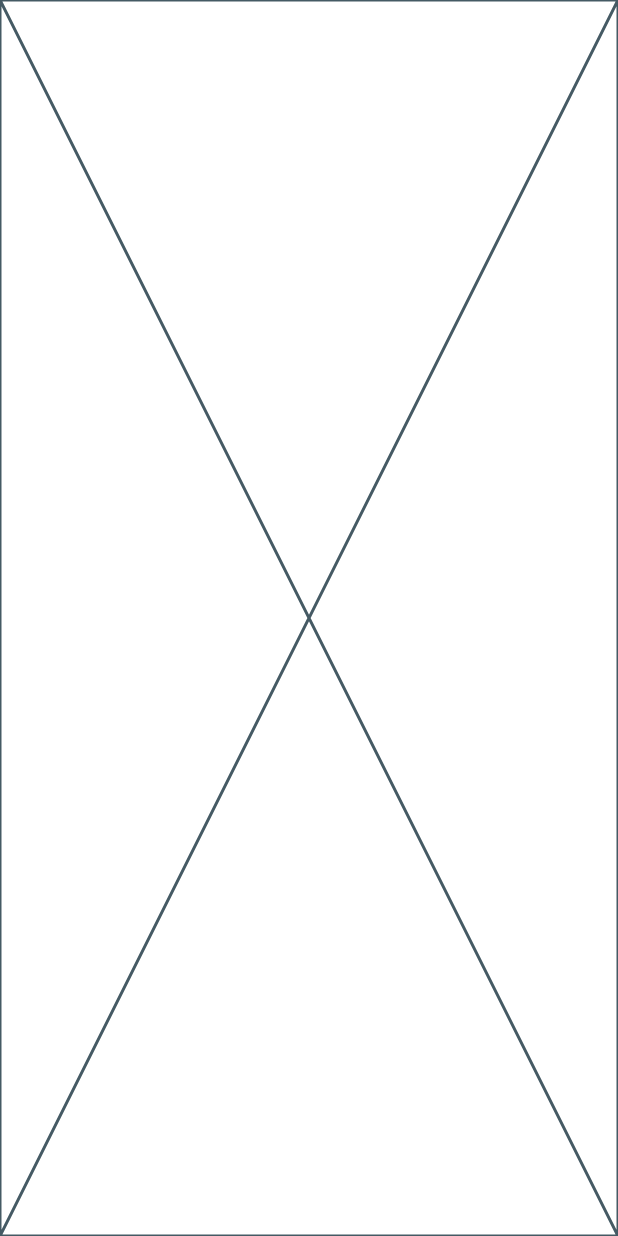
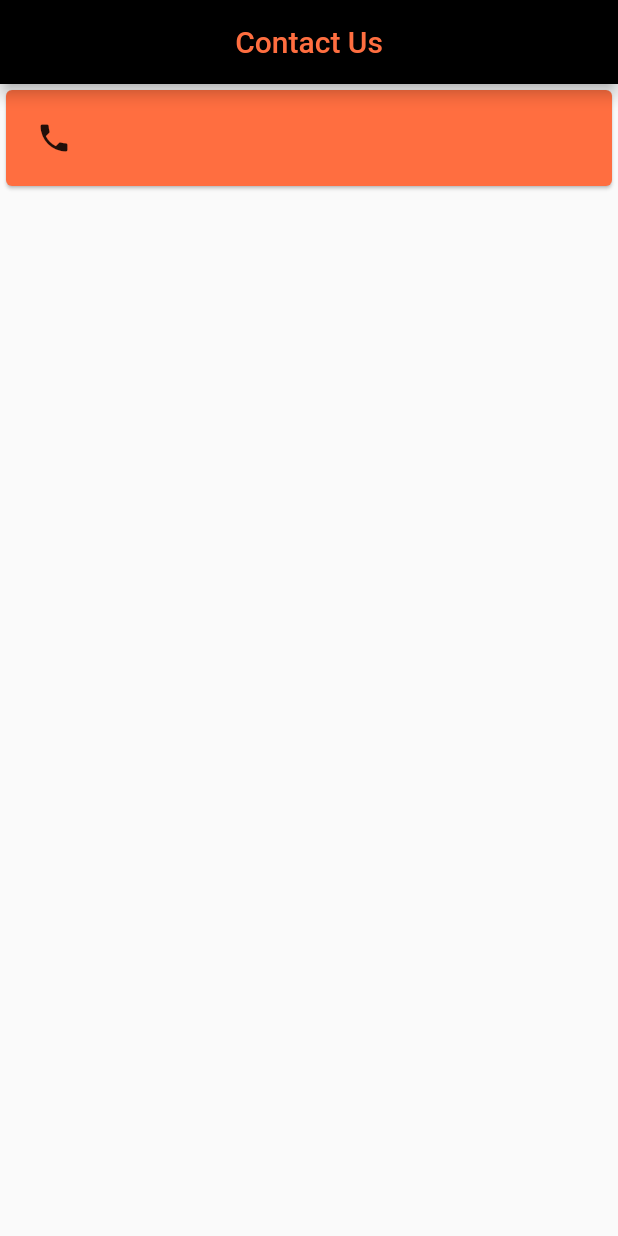
Before and after one commit to adelaykay/techwiz3-androidx, a Flutter app: the screen it shows after launch, on a phone screen of 412 x 824 dp. Run offline on Flutter 3.47's test engine with Material 2 defaults, Android fonts, the phone set to English and light mode, and no system bars; our stand-ins replace auto_size_text, firebase_core, flutter_card_swiper, font_awesome_flutter, google_fonts; accounts and stored records are empty; generated files the repository leaves out were written again.

Commit message:
contact has been added

```diff
--- a/the_app/lib/Screens/contactus.dart
+++ b/the_app/lib/Screens/contactus.dart
@@ -4,6 +4,33 @@ class ContactUs extends StatelessWidget {
 
   @override
   Widget build(BuildContext context) {
-    return const Placeholder();
+    return SafeArea(
+      child: MaterialApp(
+        home:Scaffold(
+          appBar: AppBar(
+            title: Text('Contact Us',style: TextStyle(color: Colors.deepOrangeAccent),),
+          centerTitle: true,
+          backgroundColor: Colors.black,
+          ),
+          body:Container(
+            child: Column(
+              children: [
+                Card(
+                  color:  Colors.deepOrangeAccent,
+                  child: Padding(
+                    padding: EdgeInsets.all(20.0),
+                    child: Row(
+                      children: [
+                        Icon(Icons.phone),
+                      ],
+                    ),
+                  ),
+                ),
+              ],
+            ),
+          ),
+        )
+      )
+    );
   }
 }
```
